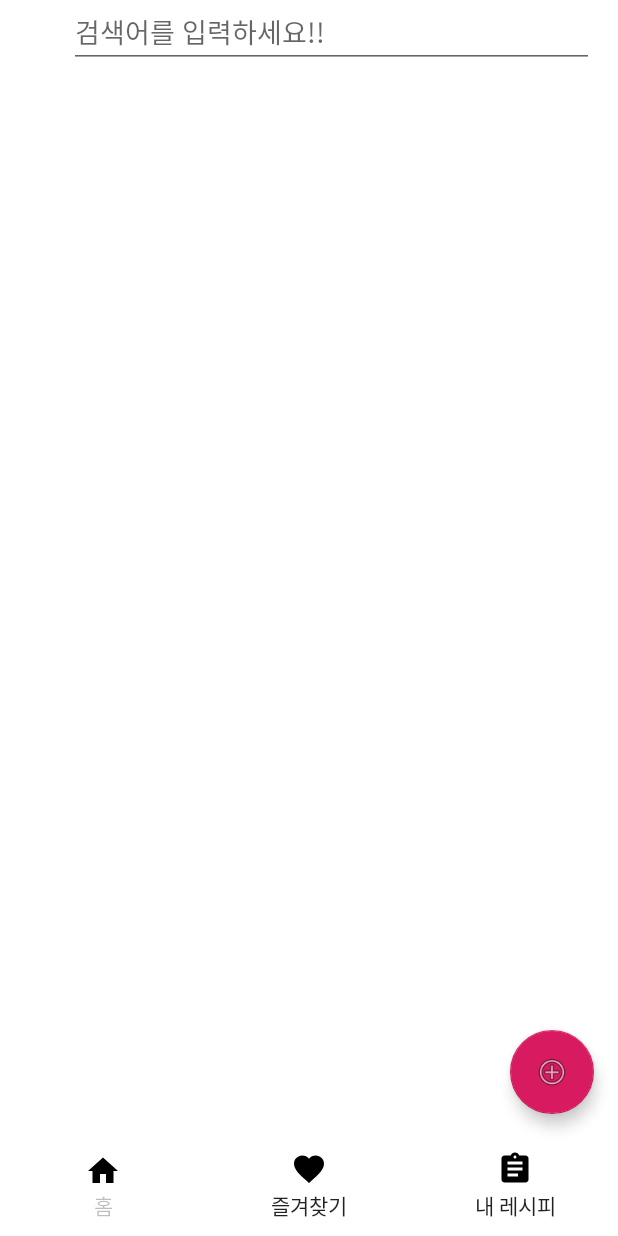
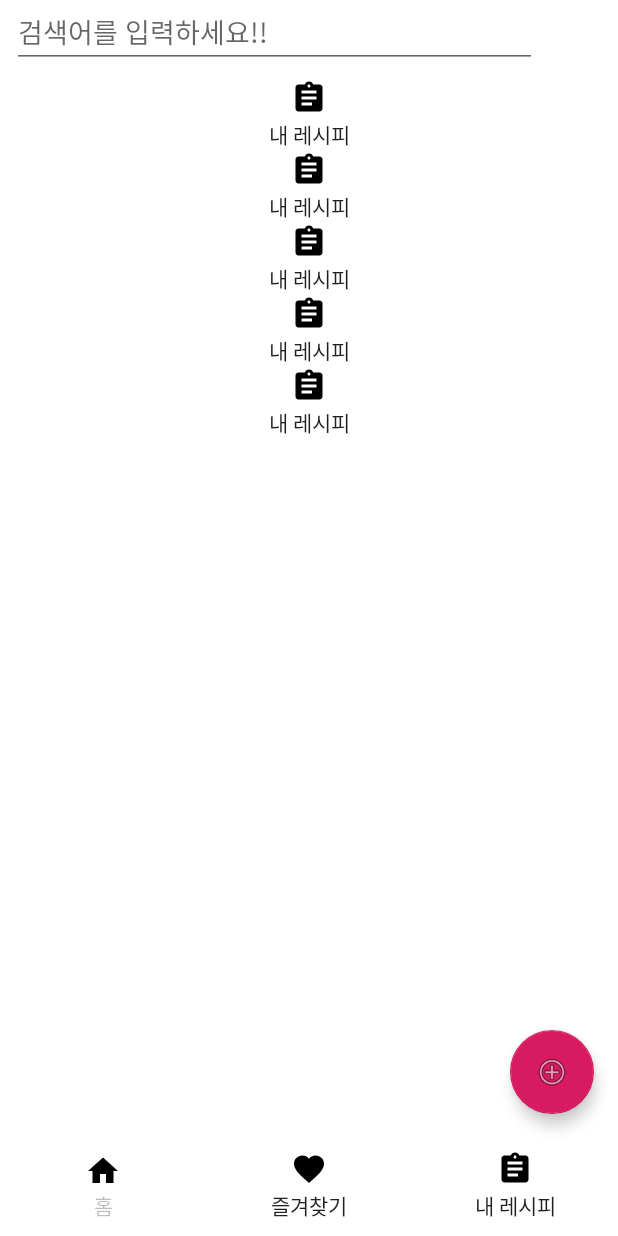
Before and after one commit to hongmon1/SpringTiger, an Android app: the screen it shows after launch (MainActivity), on a phone screen of 412 x 824 dp. Run offline under Robolectric (Android 15) with nearby library versions, the phone set to English and light mode, and no system bars.

Commit message:
main button

```diff
--- a/app/src/main/java/com/example/howtocook_version2/FavoriteActivity.java
+++ b/app/src/main/java/com/example/howtocook_version2/FavoriteActivity.java
@@ -102,6 +102,7 @@ public class FavoriteActivity extends AppCompatActivity {
                 Intent it = new Intent(getApplicationContext(), FavoriteContentActivity.class);   // 인텐트 처리
 
                 it.putExtra("it_idRecipe", idRecipe);
+                //Log.d("","idRedcipe : "+idRecipe);
                 startActivity(it);
             }
         });
--- a/app/src/main/java/com/example/howtocook_version2/FavoriteContentActivity.java
+++ b/app/src/main/java/com/example/howtocook_version2/FavoriteContentActivity.java
@@ -26,7 +26,7 @@ public class FavoriteContentActivity extends AppCompatActivity {
 
     private Cursor vCursor;
 
-    Intent it2 = this.getIntent();
+    Intent it2 ;
     private String recipe_id;
     private String cook_id;
     private String cook_img;
@@ -85,6 +85,7 @@ public class FavoriteContentActivity extends AppCompatActivity {
         */
 
 
+        it2 = this.getIntent();
         recipe_id = it2.getExtras().getString("it_idRecipe");
 
         vImgage = (ImageView)findViewById(R.id.imageView);
--- a/app/src/main/res/layout/activity_main.xml
+++ b/app/src/main/res/layout/activity_main.xml
@@ -54,6 +54,17 @@
 
 
     <!--검색창-->
+
+
+
+    <TableLayout
+        android:layout_width="match_parent"
+        android:layout_height="match_parent">
+
+        <TableRow
+            android:layout_width="match_parent"
+            android:layout_height="match_parent" >
+
             <EditText
                 android:id="@+id/editText"
                 android:layout_width="350dp"
@@ -70,6 +81,94 @@
                 app:layout_constraintTop_toTopOf="parent"
                 app:layout_constraintVertical_bias="0.025" />
 
+        </TableRow>
+
+
+        <TableRow
+            android:layout_width="match_parent"
+            android:layout_height="match_parent" >
+
+            <Button
+                android:id="@+id/cate1_btn"
+                style="?android:borderlessButtonStyle"
+                android:layout_width="0dp"
+                android:layout_height="wrap_content"
+                android:layout_weight="1"
+                android:background="#00ffffff"
+                android:drawableTop="@drawable/ic_assignment_black_24dp"
+                android:text="내 레시피" />
+
+        </TableRow>
+
+        <TableRow
+            android:layout_width="match_parent"
+            android:layout_height="match_parent" >
+
+            <Button
+                android:id="@+id/cate2_btn"
+                style="?android:borderlessButtonStyle"
+                android:layout_width="0dp"
+                android:layout_height="wrap_content"
+                android:layout_weight="1"
+                android:background="#00ffffff"
+                android:drawableTop="@drawable/ic_assignment_black_24dp"
+                android:text="내 레시피" />
+
+
+        </TableRow>
+
+        <TableRow
+            android:layout_width="match_parent"
+            android:layout_height="match_parent" >
+            <Button
+                android:id="@+id/cate3_btn"
+                style="?android:borderlessButtonStyle"
+                android:layout_width="0dp"
+                android:layout_height="wrap_content"
+                android:layout_weight="1"
+                android:background="#00ffffff"
+                android:drawableTop="@drawable/ic_assignment_black_24dp"
+                android:text="내 레시피" />
+
+
+        </TableRow>
+
+        <TableRow
+            android:layout_width="match_parent"
+            android:layout_height="match_parent" >
+            <Button
+                android:id="@+id/cate4_btn"
+                style="?android:borderlessButtonStyle"
+                android:layout_width="0dp"
+                android:layout_height="wrap_content"
+                android:layout_weight="1"
+                android:background="#00ffffff"
+                android:drawableTop="@drawable/ic_assignment_black_24dp"
+                android:text="내 레시피" />
+
+
+        </TableRow>
+        <TableRow
+            android:layout_width="match_parent"
+            android:layout_height="match_parent" >
+            <Button
+                android:id="@+id/cate5_btn"
+                style="?android:borderlessButtonStyle"
+                android:layout_width="0dp"
+                android:layout_height="wrap_content"
+                android:layout_weight="1"
+                android:background="#00ffffff"
+                android:drawableTop="@drawable/ic_assignment_black_24dp"
+                android:text="내 레시피" />
+
+
+        </TableRow>
+
+
+
+    </TableLayout>
+
+
     <com.google.android.material.floatingactionbutton.FloatingActionButton
         android:id="@+id/danbee_btn"
         android:layout_width="wrap_content"
```
Lines whose indentation alone changed are shown as unchanged.
